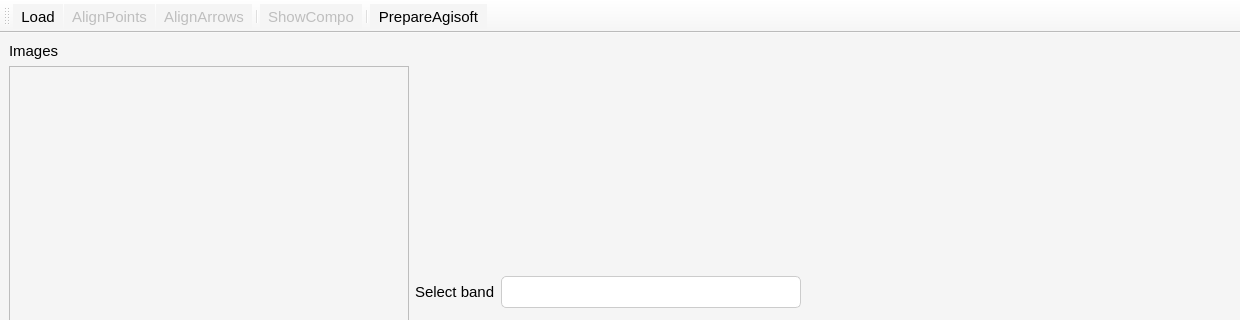
The window that gui/ui/main.ui (s-du/SkySpectral) describes before a commit, drawn with Qt 5; both pictures show x 0 to 1240 and y 0 to 320 of the 1240 by 847 pixel window.
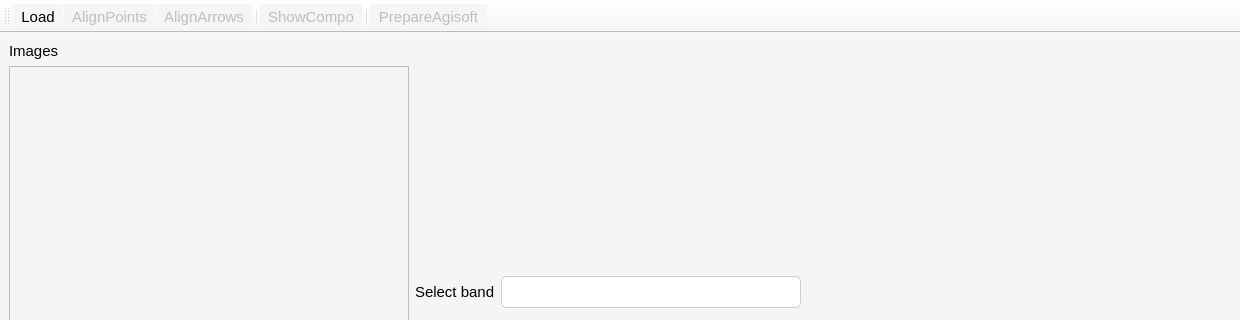
The same window after the commit. Icons and pictures are not drawn.

Commit message: Add Agisoft function

```diff
--- a/gui/ui/main.ui
+++ b/gui/ui/main.ui
@@ -283,6 +283,9 @@
    </property>
   </action>
   <action name="actionPrepareAgisoft">
+   <property name="enabled">
+    <bool>false</bool>
+   </property>
    <property name="text">
     <string>PrepareAgisoft</string>
    </property>
```
The commit also changes 2 other files.
